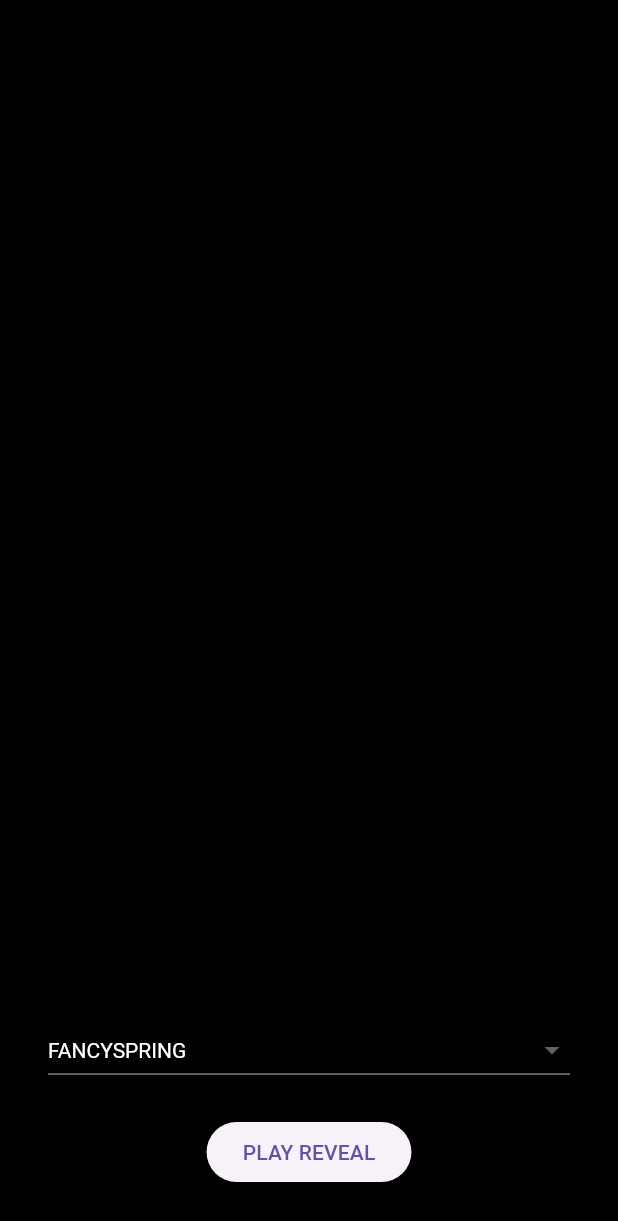
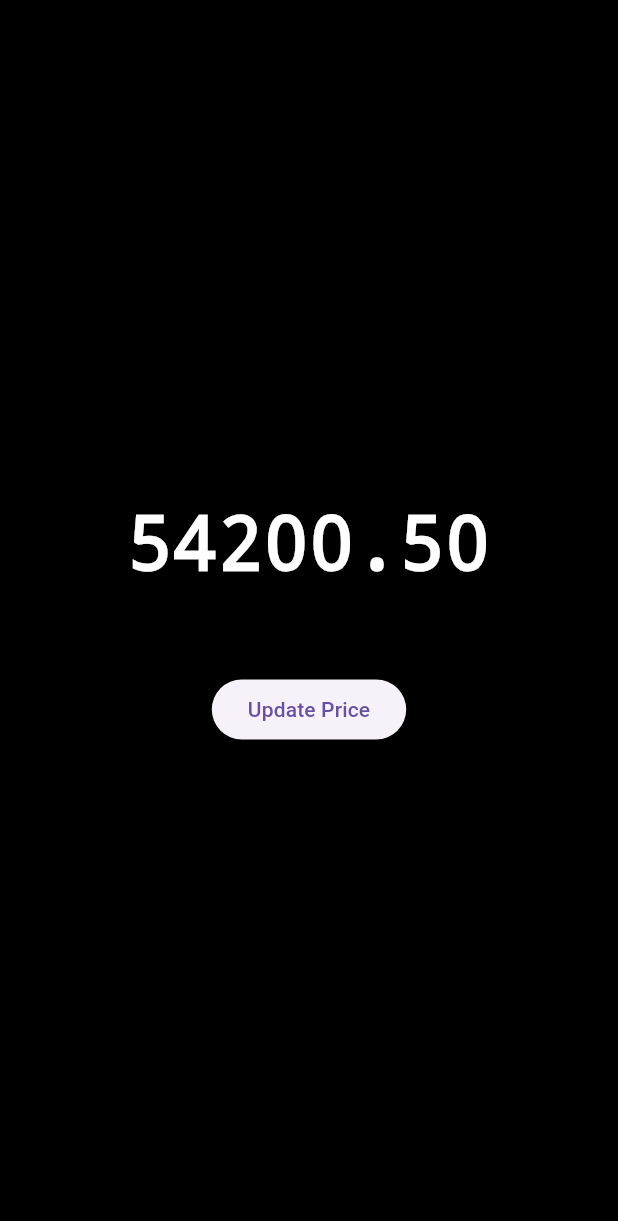
Before and after one commit to Oauth-Celestial/zo_micro_interactions, a Flutter app: the screen it shows after launch, on a phone screen of 412 x 824 dp. Shown: the top 1221 px of the screen. Run offline on Flutter 3.47's test engine with Material 3 defaults, Android fonts, the phone set to English and light mode, and no system bars.

Commit message:
Added price glitch

```diff
--- a/example/lib/main.dart
+++ b/example/lib/main.dart
@@ -1,11 +1,11 @@
-import 'package:example/text/ex_animated_text.dart';
+import 'package:example/text/ex_glitch_price.dart';
 import 'package:flutter/material.dart';
 
 void main() {
   runApp(
     const MaterialApp(
       debugShowCheckedModeBanner: false,
-      home: ExZoAnimatedText(),
+      home: ExZoGlitchPrice(),
     ),
   );
 }
--- /dev/null
+++ b/example/lib/text/ex_glitch_price.dart
@@ -0,0 +1,35 @@
+import 'dart:math';
+import 'package:flutter/material.dart';
+import 'package:zo_micro_interactions/text/zo_glitch_price.dart';
+
+class ExZoGlitchPrice extends StatefulWidget {
+  const ExZoGlitchPrice({super.key});
+  @override
+  State<ExZoGlitchPrice> createState() => _ExZoGlitchPriceState();
+}
+
+class _ExZoGlitchPriceState extends State<ExZoGlitchPrice> {
+  double _price = 54200.50;
+
+  @override
+  Widget build(BuildContext context) {
+    return Scaffold(
+      backgroundColor: Colors.black,
+      body: Center(
+        child: Column(
+          mainAxisAlignment: MainAxisAlignment.center,
+          children: [
+            // Just pass the price; the widget handles the rest internally
+            ZoGlitchPriceText(price: _price),
+            const SizedBox(height: 50),
+            ElevatedButton(
+              onPressed: () =>
+                  setState(() => _price += (Random().nextDouble() * 100) - 50),
+              child: const Text("Update Price"),
+            ),
+          ],
+        ),
+      ),
+    );
+  }
+}
--- /dev/null
+++ b/lib/text/zo_glitch_price.dart
@@ -0,0 +1,103 @@
+import 'dart:math';
+import 'package:flutter/material.dart';
+
+class ZoGlitchPriceText extends StatefulWidget {
+  final double price;
+  final Color profitColor;
+  final Color lossColor;
+  final int fixedDecimal;
+  const ZoGlitchPriceText({
+    super.key,
+    required this.price,
+    this.profitColor = Colors.green,
+    this.lossColor = Colors.red,
+    this.fixedDecimal = 2,
+  });
+
+  @override
+  State<ZoGlitchPriceText> createState() => _ZoGlitchPriceTextState();
+}
+
+class _ZoGlitchPriceTextState extends State<ZoGlitchPriceText>
+    with SingleTickerProviderStateMixin {
+  late AnimationController _controller;
+  late Color _glitchColor;
+
+  @override
+  void initState() {
+    super.initState();
+    _controller = AnimationController(
+      vsync: this,
+      duration: const Duration(milliseconds: 300),
+    );
+    _glitchColor = Colors.transparent;
+  }
+
+  @override
+  void didUpdateWidget(ZoGlitchPriceText oldWidget) {
+    super.didUpdateWidget(oldWidget);
+    if (widget.price != oldWidget.price) {
+      _glitchColor = widget.price > oldWidget.price
+          ? widget.profitColor
+          : widget.lossColor;
+      _controller.forward(from: 0); // Restart animation
+    }
+  }
+
+  @override
+  Widget build(BuildContext context) {
+    final text = widget.price.toStringAsFixed(widget.fixedDecimal);
+    const style = TextStyle(
+      color: Colors.white,
+      fontSize: 50,
+      fontWeight: FontWeight.bold,
+      fontFamily: 'monospace',
+    );
+
+    return AnimatedBuilder(
+      animation: _controller,
+      builder: (context, _) {
+        double offset =
+            sin(_controller.value * 15 * pi) * (1 - _controller.value) * 15;
+
+        return Stack(
+          alignment: Alignment.center,
+          children: [
+            if (_controller.isAnimating) ...[
+              // Left Blur/Glow layer
+              Transform.translate(
+                offset: Offset(-offset, 0),
+                child: Text(
+                  text,
+                  style: style.copyWith(
+                    color: _glitchColor.withValues(alpha: 0.5),
+                    shadows: [Shadow(color: _glitchColor, blurRadius: 20)],
+                  ),
+                ),
+              ),
+              // Right Blur/Glow layer
+              Transform.translate(
+                offset: Offset(offset, 0),
+                child: Text(
+                  text,
+                  style: style.copyWith(
+                    color: _glitchColor.withValues(alpha: 0.5),
+                    shadows: [Shadow(color: _glitchColor, blurRadius: 20)],
+                  ),
+                ),
+              ),
+            ],
+            // Main Text
+            Text(text, style: style),
+          ],
+        );
+      },
+    );
+  }
+
+  @override
+  void dispose() {
+    _controller.dispose();
+    super.dispose();
+  }
+}
--- a/lib/zo_micro_interactions.dart
+++ b/lib/zo_micro_interactions.dart
@@ -6,6 +6,7 @@ export 'utils/zo_bounce_widget.dart';
 export 'utils/zo_sparkle_burst.dart';
 export 'text/zo_glitch_text.dart';
 export 'text/zo_animated_text.dart';
+export 'text/zo_glitch_price.dart';
 
 export 'alerts/zo_animated_alert.dart';
 
```
Also changed, not shown: lib/utils/shuttle_builder/flip_shuttle_builder.dart (added, +34 -0 lines).
